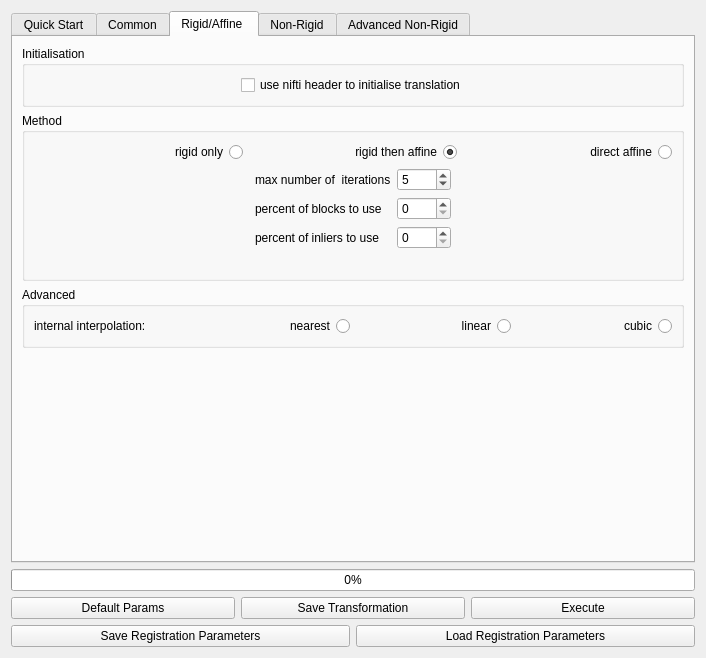
Before: the Qt Designer form Code/Gui/MITK/Plugins/uk.ac.ucl.cmic.niftyreg/src/internal/QmitkNiftyRegViewControls.ui in NifTK/NifTK, drawn with Qt 5.
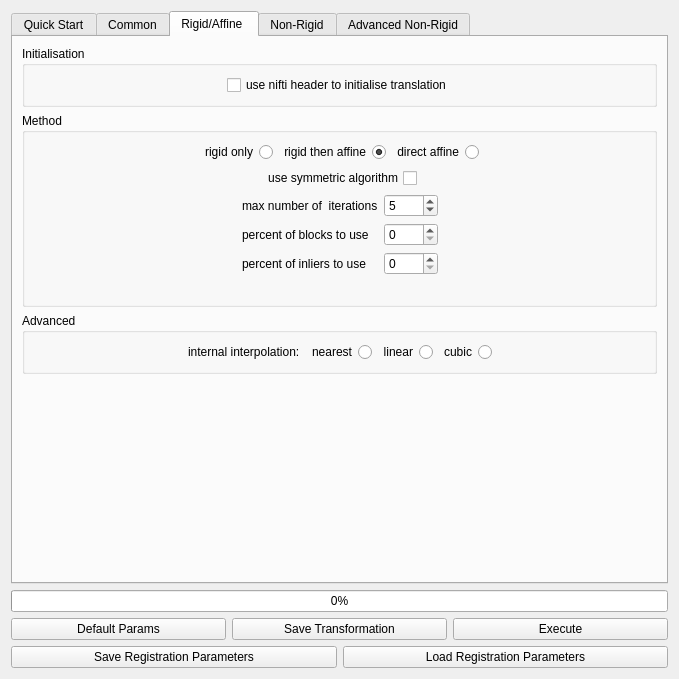
After: the same form once the commit is applied. The open tabs and pages were chosen to show the change.

Commit message: Ticket #1703: Modifications to add symmetric aladin option and make this the default

The edit to the form file:
```diff
--- a/Code/Gui/MITK/Plugins/uk.ac.ucl.cmic.niftyreg/src/internal/QmitkNiftyRegViewControls.ui
+++ b/Code/Gui/MITK/Plugins/uk.ac.ucl.cmic.niftyreg/src/internal/QmitkNiftyRegViewControls.ui
@@ -6,8 +6,8 @@
    <rect>
     <x>0</x>
     <y>0</y>
-    <width>706</width>
-    <height>658</height>
+    <width>679</width>
+    <height>679</height>
    </rect>
   </property>
   <property name="windowTitle">
@@ -470,7 +470,7 @@
          <layout class="QVBoxLayout" name="verticalLayout">
           <item>
            <layout class="QGridLayout" name="gridLayout_12">
-            <item row="0" column="0">
+            <item row="0" column="1">
              <widget class="QRadioButton" name="m_RigidOnlyRadioButton">
               <property name="layoutDirection">
                <enum>Qt::RightToLeft</enum>
@@ -480,7 +480,7 @@
               </property>
              </widget>
             </item>
-            <item row="0" column="1">
+            <item row="0" column="2">
              <widget class="QRadioButton" name="m_RigidThenAffineRadioButton">
               <property name="layoutDirection">
                <enum>Qt::RightToLeft</enum>
@@ -496,7 +496,7 @@
               </property>
              </widget>
             </item>
-            <item row="0" column="2">
+            <item row="0" column="3">
              <widget class="QRadioButton" name="m_DirectAffineRadioButton">
               <property name="layoutDirection">
                <enum>Qt::RightToLeft</enum>
@@ -506,6 +506,75 @@
               </property>
              </widget>
             </item>
+            <item row="0" column="0">
+             <spacer name="horizontalSpacer_25">
+              <property name="orientation">
+               <enum>Qt::Horizontal</enum>
+              </property>
+              <property name="sizeHint" stdset="0">
+               <size>
+                <width>40</width>
+                <height>20</height>
+               </size>
+              </property>
+             </spacer>
+            </item>
+            <item row="0" column="4">
+             <spacer name="horizontalSpacer_26">
+              <property name="orientation">
+               <enum>Qt::Horizontal</enum>
+              </property>
+              <property name="sizeHint" stdset="0">
+               <size>
+                <width>40</width>
+                <height>20</height>
+               </size>
+              </property>
+             </spacer>
+            </item>
+           </layout>
+          </item>
+          <item>
+           <layout class="QGridLayout" name="gridLayout_4">
+            <property name="bottomMargin">
+             <number>0</number>
+            </property>
+            <item row="0" column="1">
+             <widget class="QCheckBox" name="m_AladinUseSymmetricAlgorithmCheckBox">
+              <property name="layoutDirection">
+               <enum>Qt::RightToLeft</enum>
+              </property>
+              <property name="text">
+               <string>use symmetric algorithm</string>
+              </property>
+             </widget>
+            </item>
+            <item row="0" column="2">
+             <spacer name="horizontalSpacer_23">
+              <property name="orientation">
+               <enum>Qt::Horizontal</enum>
+              </property>
+              <property name="sizeHint" stdset="0">
+               <size>
+                <width>40</width>
+                <height>20</height>
+               </size>
+              </property>
+             </spacer>
+            </item>
+            <item row="0" column="0">
+             <spacer name="horizontalSpacer_24">
+              <property name="orientation">
+               <enum>Qt::Horizontal</enum>
+              </property>
+              <property name="sizeHint" stdset="0">
+               <size>
+                <width>40</width>
+                <height>20</height>
+               </size>
+              </property>
+             </spacer>
+            </item>
            </layout>
           </item>
           <item>
@@ -513,14 +582,14 @@
             <property name="bottomMargin">
              <number>20</number>
             </property>
-            <item row="0" column="1">
+            <item row="1" column="1">
              <widget class="QLabel" name="m_AladinIterationsMaxLabel">
               <property name="text">
                <string>max number of  iterations</string>
               </property>
              </widget>
             </item>
-            <item row="0" column="2">
+            <item row="1" column="2">
              <widget class="QSpinBox" name="m_AladinIterationsMaxSpinBox">
               <property name="frame">
                <bool>true</bool>
@@ -533,17 +602,17 @@
               </property>
              </widget>
             </item>
-            <item row="1" column="1">
+            <item row="2" column="1">
              <widget class="QLabel" name="m_PercentBlockLabel">
               <property name="text">
                <string>percent of blocks to use</string>
               </property>
              </widget>
             </item>
-            <item row="1" column="2">
+            <item row="2" column="2">
              <widget class="QSpinBox" name="m_PercentBlockSpinBox"/>
             </item>
-            <item row="0" column="3">
+            <item row="1" column="3">
              <spacer name="horizontalSpacer">
               <property name="orientation">
                <enum>Qt::Horizontal</enum>
@@ -556,17 +625,17 @@
               </property>
              </spacer>
             </item>
-            <item row="2" column="1">
+            <item row="3" column="1">
              <widget class="QLabel" name="m_PercentInliersLabel">
               <property name="text">
                <string>percent of inliers to use</string>
               </property>
              </widget>
             </item>
-            <item row="2" column="2">
+            <item row="3" column="2">
              <widget class="QSpinBox" name="m_PercentInliersSpinBox"/>
             </item>
-            <item row="1" column="0">
+            <item row="2" column="0">
              <spacer name="horizontalSpacer_12">
               <property name="orientation">
                <enum>Qt::Horizontal</enum>
@@ -592,6 +661,19 @@
          <layout class="QGridLayout" name="gridLayout_16">
           <item row="0" column="0">
            <layout class="QHBoxLayout" name="horizontalLayout_5">
+            <item>
+             <spacer name="horizontalSpacer_28">
+              <property name="orientation">
+               <enum>Qt::Horizontal</enum>
+              </property>
+              <property name="sizeHint" stdset="0">
+               <size>
+                <width>40</width>
+                <height>20</height>
+               </size>
+              </property>
+             </spacer>
+            </item>
             <item>
              <widget class="QLabel" name="m_AladinInterpolationLabel">
               <property name="text">
@@ -629,6 +711,19 @@
               </property>
              </widget>
             </item>
+            <item>
+             <spacer name="horizontalSpacer_27">
+              <property name="orientation">
+               <enum>Qt::Horizontal</enum>
+              </property>
+              <property name="sizeHint" stdset="0">
+               <size>
+                <width>40</width>
+                <height>20</height>
+               </size>
+              </property>
+             </spacer>
+            </item>
            </layout>
           </item>
          </layout>
```
Left out of the diff: 66 changed lines with no effect on the pictures. The commit also changes 7 other files.
